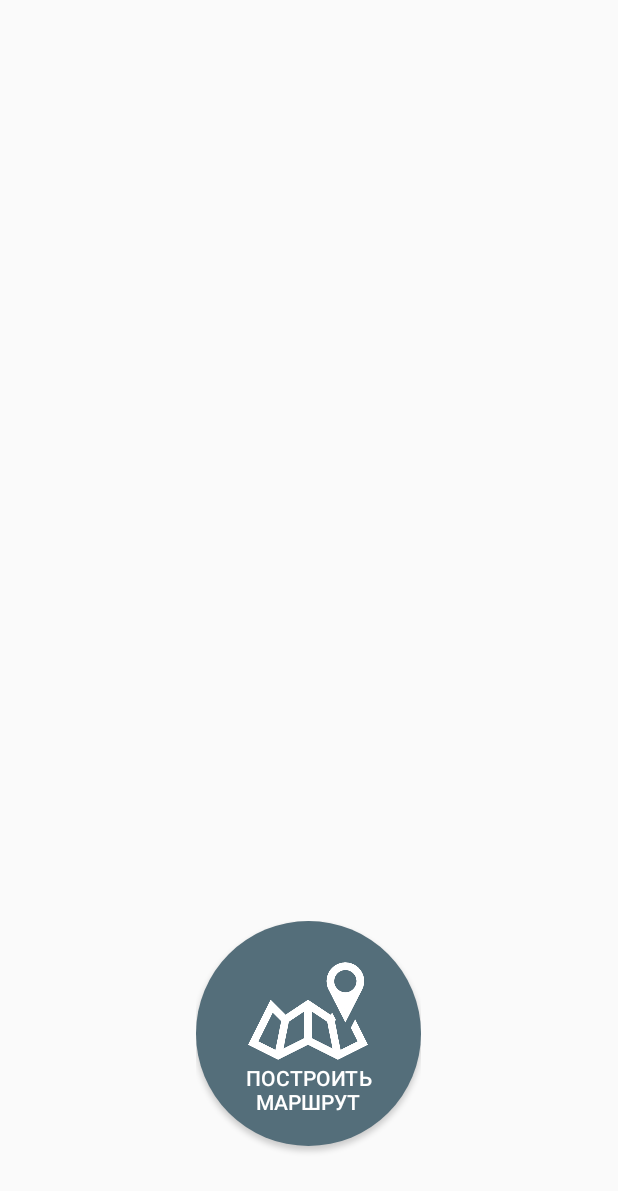
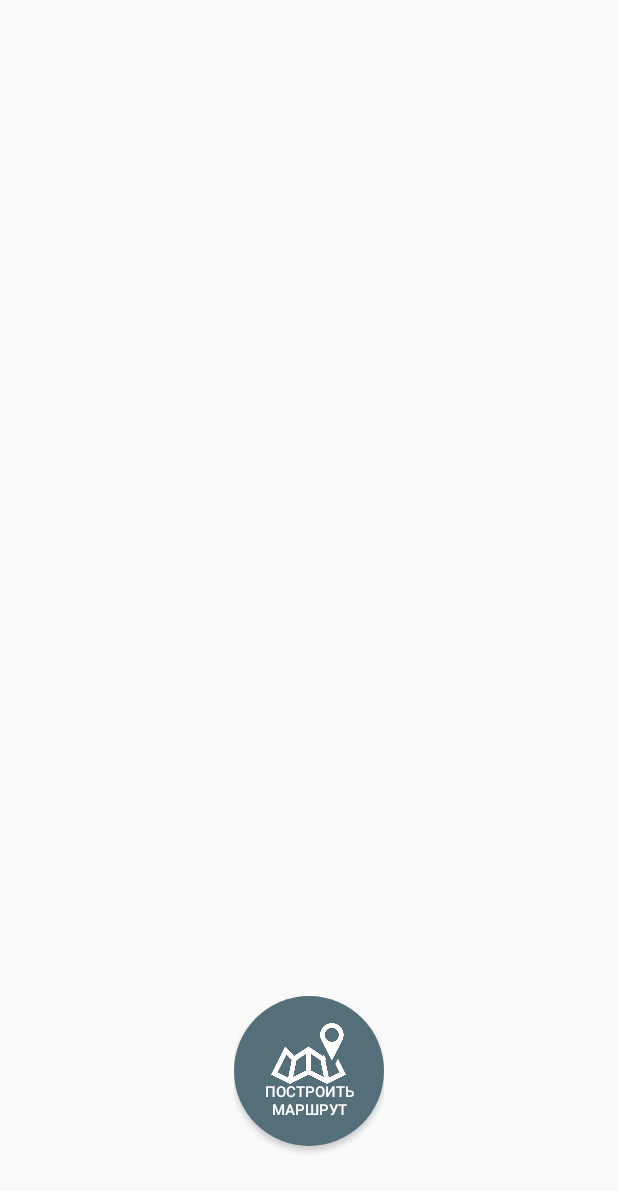
Before and after one commit to EzzalddeenAli/TouristsLittleHelper, an Android app: the layout activity_main.xml on its own in the app's theme, with its tools: preview values and no code run, on a phone screen of 412 x 824 dp. Shown: the top 1191 px of the screen. Run offline under Robolectric (Android 15) with nearby library versions, the light colour scheme and no system bars.

Commit message:
переделана кнопка построения маршрута в MainActivity

```diff
--- a/app/src/main/res/layout/activity_main.xml
+++ b/app/src/main/res/layout/activity_main.xml
@@ -21,23 +21,24 @@
 
         <Button
             android:id="@+id/main_trace_btn"
-            android:layout_width="150dp"
-            android:layout_height="150dp"
+            android:layout_width="100dp"
+            android:layout_height="100dp"
             android:layout_marginBottom="60dp"
             android:background="@drawable/round_button"
             android:elevation="2dp"
             android:gravity="bottom"
-            android:paddingBottom="20dp"
+            android:paddingBottom="17dp"
             android:text="@string/new_route"
+            android:textSize="10dp"
             android:textAlignment="center"
             android:textColor="#fff" />
 
         <ImageView
-            android:layout_width="80dp"
-            android:layout_height="80dp"
+            android:layout_width="50dp"
+            android:layout_height="50dp"
             android:layout_alignParentTop="true"
             android:layout_centerHorizontal="true"
-            android:layout_marginTop="20dp"
+            android:layout_marginTop="13dp"
             android:src="@drawable/map"
             android:translationZ="@dimen/activity_horizontal_margin" />
 
```
